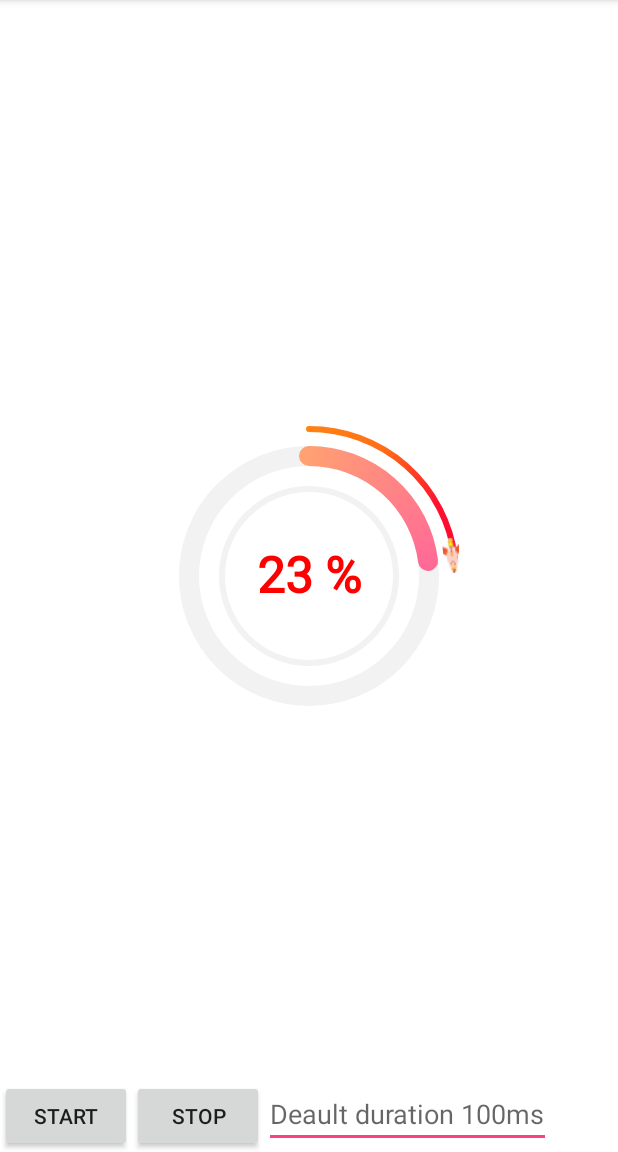
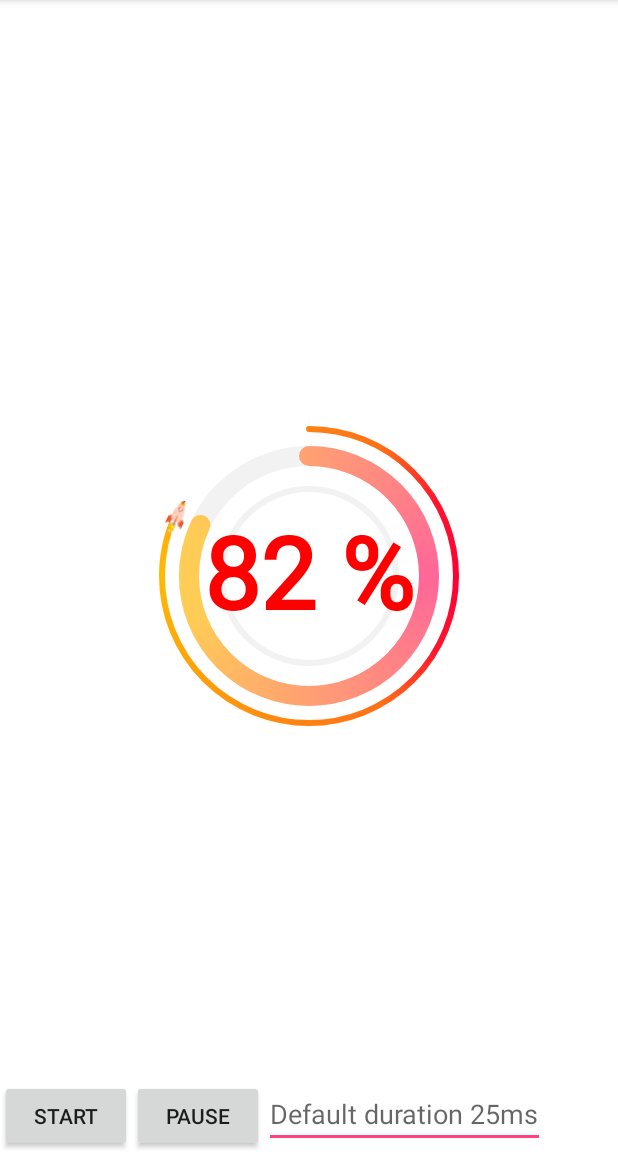
Before and after one commit to act262/CircleProgressBar, an Android app: the screen it shows after launch (MainActivity), after a tap on "START", on a phone screen of 412 x 824 dp, the part 84-1236 px from its top. Run offline under Robolectric (Android 15) with nearby library versions, the phone set to English and light mode, and no system bars.

Commit message:
update screenshot

```diff
--- a/app/src/main/java/com/micro/circleprogressbar/MainActivity.java
+++ b/app/src/main/java/com/micro/circleprogressbar/MainActivity.java
@@ -5,6 +5,7 @@ import android.os.Handler;
 import android.os.Message;
 import android.support.v7.app.AppCompatActivity;
 import android.view.View;
+import android.widget.Button;
 import android.widget.EditText;
 
 import com.micro.lib.CircleProgressBar;
@@ -12,14 +13,15 @@ import com.micro.lib.CircleProgressBar;
 public class MainActivity extends AppCompatActivity {
 
     private CircleProgressBar mProgressBar;
+    private Button mStartBtn, mPauseBtn;
     private EditText mDurationText;
 
     // 当前的进度
     private int mCurrentProgress = 0;
-    // 渐进时间，默认100ms
+    // 模拟渐进时间，默认25ms
     private long mSpeed = DEFAULT_SPEED;
 
-    private static final long DEFAULT_SPEED = 100;
+    private static final long DEFAULT_SPEED = 25;
 
     @Override
     protected void onCreate(Bundle savedInstanceState) {
@@ -27,7 +29,29 @@ public class MainActivity extends AppCompatActivity {
         setContentView(R.layout.activity_main);
 
         mProgressBar = (CircleProgressBar) findViewById(R.id.progressBar);
+        mStartBtn = (Button) findViewById(R.id.start);
+        mPauseBtn = (Button) findViewById(R.id.pause);
         mDurationText = (EditText) findViewById(R.id.et_duration);
+
+        mStartBtn.setOnClickListener(new View.OnClickListener() {
+            @Override
+            public void onClick(View v) {
+                startProgress();
+            }
+        });
+
+        mPauseBtn.setOnClickListener(new View.OnClickListener() {
+            @Override
+            public void onClick(View v) {
+                pauseOrResume();
+            }
+        });
+    }
+
+    @Override
+    protected void onStop() {
+        mHandler.removeCallbacksAndMessages(null);
+        super.onStop();
     }
 
     Handler mHandler = new Handler() {
@@ -51,6 +75,7 @@ public class MainActivity extends AppCompatActivity {
         public void handleMessage(Message msg) {
             switch (msg.what) {
                 case MSG_START:
+                case MSG_RESUME:
                     this.post(mockProgressRunnable);
                     break;
                 case MSG_STOP:
@@ -60,7 +85,10 @@ public class MainActivity extends AppCompatActivity {
         }
     };
 
-    public void startProgress(View view) {
+    /**
+     * 开始或者重新开始
+     */
+    private void startProgress() {
         // reset mCurrentProgress
         mCurrentProgress = 0;
 
@@ -76,10 +104,28 @@ public class MainActivity extends AppCompatActivity {
         mHandler.sendEmptyMessage(MSG_START);
     }
 
-    public void stopProgress(View view) {
+    /**
+     * 暂停或者恢复状态
+     */
+    private void pauseOrResume() {
+        pauseProgress();
+    }
+
+    /**
+     * 暂停状态
+     */
+    private void pauseProgress() {
         mHandler.sendEmptyMessage(MSG_STOP);
     }
 
-    private final int MSG_START = 0x10;
-    private final int MSG_STOP = 0x20;
+    /**
+     * 恢复状态
+     */
+    private void resumeProgress() {
+        mHandler.sendEmptyMessage(MSG_RESUME);
+    }
+
+    private static final int MSG_START = 0x10;
+    private static final int MSG_STOP = 0x20;
+    private static final int MSG_RESUME = 0x30;
 }
--- a/app/src/main/res/layout/activity_main.xml
+++ b/app/src/main/res/layout/activity_main.xml
@@ -1,5 +1,6 @@
 <?xml version="1.0" encoding="utf-8"?>
-<RelativeLayout xmlns:android="http://schemas.android.com/apk/res/android"
+<RelativeLayout
+    xmlns:android="http://schemas.android.com/apk/res/android"
     xmlns:tools="http://schemas.android.com/tools"
     android:layout_width="match_parent"
     android:layout_height="match_parent"
@@ -22,21 +23,19 @@
             android:id="@+id/start"
             android:layout_width="wrap_content"
             android:layout_height="wrap_content"
-            android:onClick="startProgress"
-            android:text="start" />
+            android:text="@string/start" />
 
         <Button
-            android:id="@+id/stop"
+            android:id="@+id/pause"
             android:layout_width="wrap_content"
             android:layout_height="wrap_content"
-            android:onClick="stopProgress"
-            android:text="stop" />
+            android:text="@string/pause" />
 
         <EditText
             android:id="@+id/et_duration"
             android:layout_width="wrap_content"
             android:layout_height="wrap_content"
-            android:hint="Deault duration 100ms"
+            android:hint="@string/default_speed"
             android:inputType="number" />
     </LinearLayout>
 </RelativeLayout>
--- a/app/src/main/res/values/strings.xml
+++ b/app/src/main/res/values/strings.xml
@@ -1,3 +1,7 @@
 <resources>
     <string name="app_name">CircleProgressBar</string>
+    <string name="start">start</string>
+    <string name="pause">pause</string>
+    <string name="resume">resume</string>
+    <string name="default_speed">Default duration 25ms</string>
 </resources>
--- a/library/src/main/java/com/micro/lib/CircleProgressBar.java
+++ b/library/src/main/java/com/micro/lib/CircleProgressBar.java
@@ -91,6 +91,8 @@ public class CircleProgressBar extends View {
     private Bitmap bitmap;
     // 控制火箭旋转矩阵
     private Matrix matrix = new Matrix();
+    // 文字大小
+    private int mTextSize = 100;
 
     // 最大进度界线值
     private float mMaxProgress = 100;
@@ -132,7 +134,7 @@ public class CircleProgressBar extends View {
 
         // 文字画笔设置
         mTextPaint = new TextPaint();
-        mTextPaint.setTextSize(50);
+        mTextPaint.setTextSize(mTextSize);
         mTextPaint.setColor(Color.RED);
         mTextPaint.setAntiAlias(true);
         mTextPaint.setFakeBoldText(true);
```
Also changed, not shown: 1 other file.
